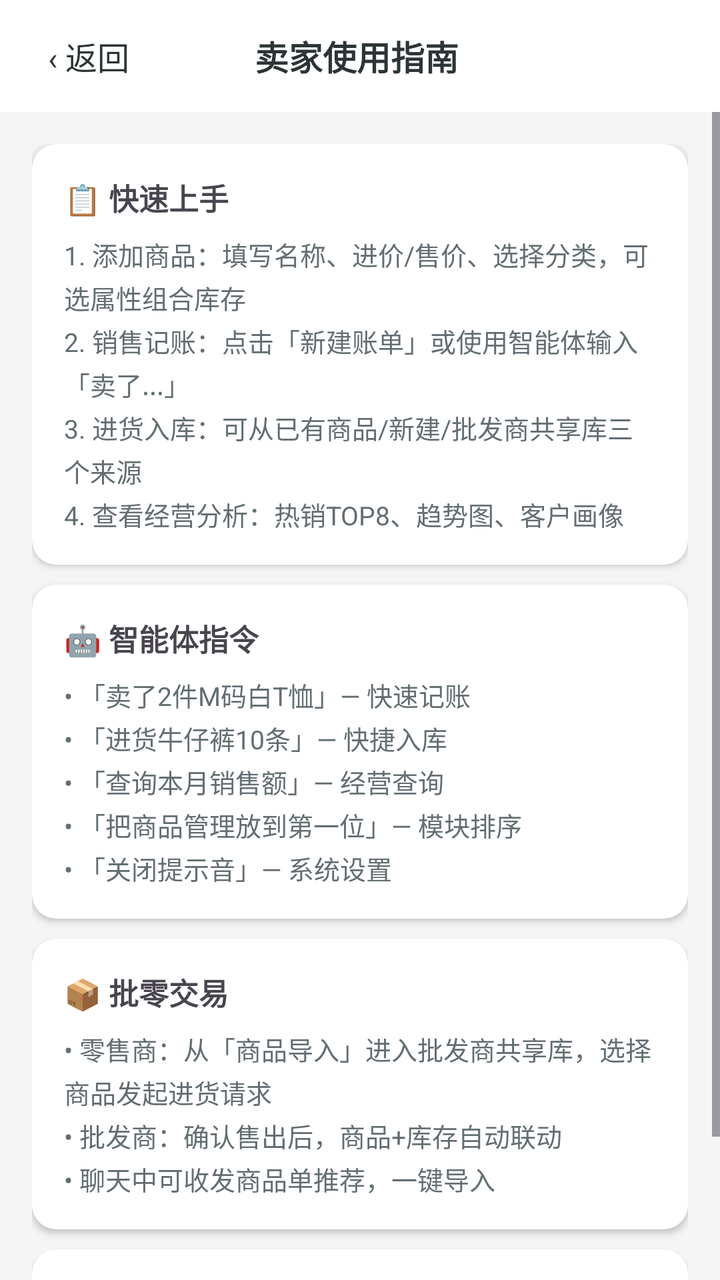
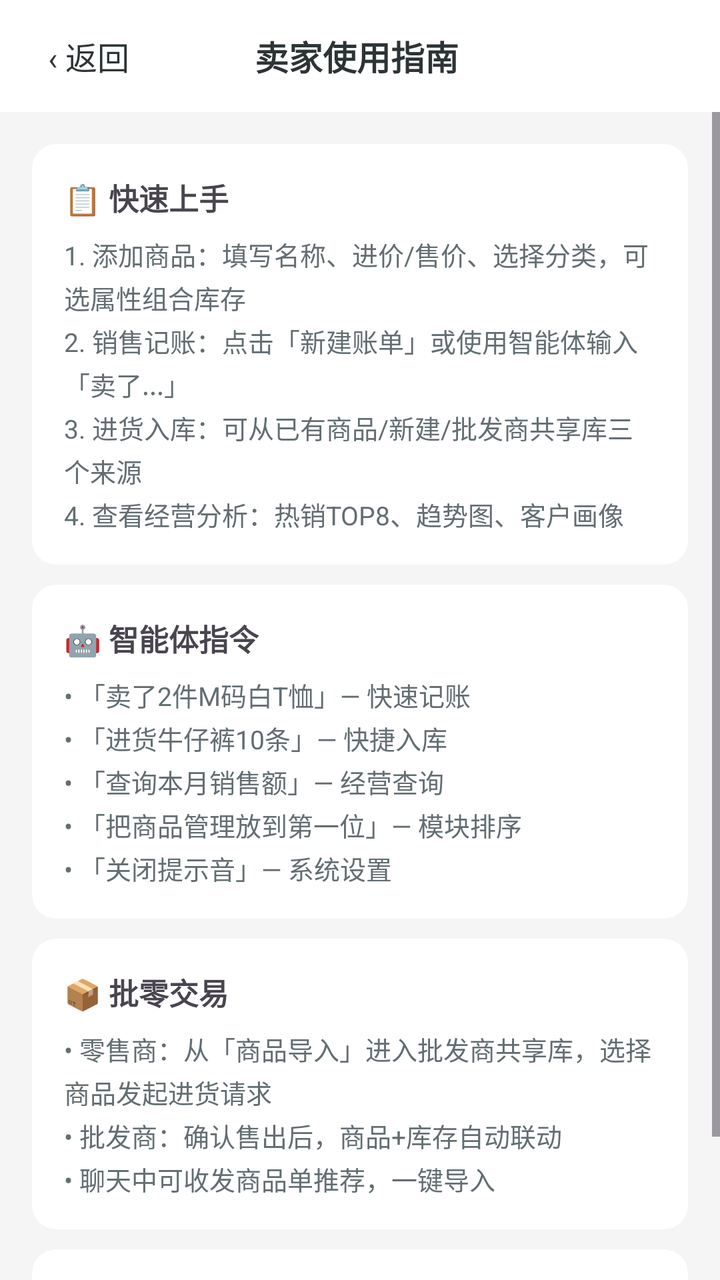

An Android layout rendered at two revisions. The XML below is the earlier revision; the diff shows what the commit changed to produce the second picture.
<!-- AndroidManifest.xml: application theme Theme.ClothingSI -->
<!-- res/layout/activity_seller_guide.xml -->
<?xml version="1.0" encoding="utf-8"?>
<LinearLayout xmlns:android="http://schemas.android.com/apk/res/android"
    xmlns:app="http://schemas.android.com/apk/res-auto"
    android:layout_width="match_parent" android:layout_height="match_parent"
    android:orientation="vertical" android:background="#F5F5F5">

    <LinearLayout android:layout_width="match_parent" android:layout_height="56dp"
        android:background="#FFFFFF" android:orientation="horizontal"
        android:gravity="center_vertical" android:paddingStart="16dp" android:paddingEnd="16dp">
        <TextView android:id="@+id/btn_back" android:layout_width="wrap_content"
            android:layout_height="wrap_content" android:text="‹ 返回"
            android:textSize="16dp" android:textColor="#2D3436" android:padding="8dp" />
        <TextView android:layout_width="0dp" android:layout_height="wrap_content"
            android:layout_weight="1" android:text="卖家使用指南"
            android:textSize="17dp" android:textStyle="bold" android:textColor="#2D3436"
            android:gravity="center" android:layout_marginEnd="60dp" />
    </LinearLayout>

    <ScrollView android:layout_width="match_parent" android:layout_height="match_parent">
        <LinearLayout android:layout_width="match_parent" android:layout_height="wrap_content"
            android:orientation="vertical" android:padding="16dp">

            <androidx.cardview.widget.CardView android:layout_width="match_parent"
                android:layout_height="wrap_content" app:cardCornerRadius="12dp"
                app:cardElevation="2dp" android:layout_marginBottom="10dp">
                <LinearLayout android:layout_width="match_parent" android:layout_height="wrap_content"
                    android:orientation="vertical" android:padding="16dp">
                    <TextView android:layout_width="wrap_content" android:layout_height="wrap_content"
                        android:text="📋 快速上手" android:textSize="15dp" android:textStyle="bold" android:layout_marginBottom="8dp" />
                    <TextView android:layout_width="wrap_content" android:layout_height="wrap_content"
                        android:text="1. 添加商品：填写名称、进价/售价、选择分类，可选属性组合库存\n2. 销售记账：点击「新建账单」或使用智能体输入「卖了...」\n3. 进货入库：可从已有商品/新建/批发商共享库三个来源\n4. 查看经营分析：热销TOP8、趋势图、客户画像" android:textSize="13dp" android:textColor="#636E72" android:lineSpacingExtra="3dp" />
                </LinearLayout>
            </androidx.cardview.widget.CardView>

            <androidx.cardview.widget.CardView android:layout_width="match_parent"
                android:layout_height="wrap_content" app:cardCornerRadius="12dp"
                app:cardElevation="2dp" android:layout_marginBottom="10dp">
                <LinearLayout android:layout_width="match_parent" android:layout_height="wrap_content"
                    android:orientation="vertical" android:padding="16dp">
                    <TextView android:layout_width="wrap_content" android:layout_height="wrap_content"
                        android:text="🤖 智能体指令" android:textSize="15dp" android:textStyle="bold" android:layout_marginBottom="8dp" />
                    <TextView android:layout_width="wrap_content" android:layout_height="wrap_content"
                        android:text="• 「卖了2件M码白T恤」— 快速记账\n• 「进货牛仔裤10条」— 快捷入库\n• 「查询本月销售额」— 经营查询\n• 「把商品管理放到第一位」— 模块排序\n• 「关闭提示音」— 系统设置" android:textSize="13dp" android:textColor="#636E72" android:lineSpacingExtra="3dp" />
                </LinearLayout>
            </androidx.cardview.widget.CardView>

            <androidx.cardview.widget.CardView android:layout_width="match_parent"
                android:layout_height="wrap_content" app:cardCornerRadius="12dp"
                app:cardElevation="2dp" android:layout_marginBottom="10dp">
                <LinearLayout android:layout_width="match_parent" android:layout_height="wrap_content"
                    android:orientation="vertical" android:padding="16dp">
                    <TextView android:layout_width="wrap_content" android:layout_height="wrap_content"
                        android:text="📦 批零交易" android:textSize="15dp" android:textStyle="bold" android:layout_marginBottom="8dp" />
                    <TextView android:layout_width="wrap_content" android:layout_height="wrap_content"
                        android:text="• 零售商：从「商品导入」进入批发商共享库，选择商品发起进货请求\n• 批发商：确认售出后，商品+库存自动联动\n• 聊天中可收发商品单推荐，一键导入" android:textSize="13dp" android:textColor="#636E72" android:lineSpacingExtra="3dp" />
                </LinearLayout>
            </androidx.cardview.widget.CardView>

            <androidx.cardview.widget.CardView android:layout_width="match_parent"
                android:layout_height="wrap_content" app:cardCornerRadius="12dp"
                app:cardElevation="2dp">
                <LinearLayout android:layout_width="match_parent" android:layout_height="wrap_content"
                    android:orientation="vertical" android:padding="16dp">
                    <TextView android:layout_width="wrap_content" android:layout_height="wrap_content"
                        android:text="📞 联系开发者" android:textSize="15dp" android:textStyle="bold" android:layout_marginBottom="8dp" />
                    <TextView android:layout_width="wrap_content" android:layout_height="wrap_content"
                        android:text="邮箱：2330521417@qq.com" android:textSize="13dp" android:textColor="#636E72" />
                </LinearLayout>
            </androidx.cardview.widget.CardView>

        </LinearLayout>
    </ScrollView>
</LinearLayout>
<!-- resources referenced by this layout -->
<resources>
  <style name="Theme.ClothingSI" parent="Theme.Material3.Light.NoActionBar">
          <item name="colorPrimary">@color/primary</item>
          <item name="colorPrimaryDark">@color/primary_dark</item>
          <item name="colorAccent">@color/accent</item>
          <item name="android:statusBarColor">@color/primary_dark</item>
          <item name="android:navigationBarColor">@color/white</item>
      </style>
  <color name="primary">#E85D3A</color>
  <color name="primary_dark">#D35400</color>
  <color name="accent">#F4A460</color>
  <color name="white">#FFFFFF</color>
</resources>

<!-- the commit's change to res/layout/activity_seller_guide.xml (unified diff, before → after) -->
@@ -22,7 +22,7 @@
 
             <androidx.cardview.widget.CardView android:layout_width="match_parent"
                 android:layout_height="wrap_content" app:cardCornerRadius="12dp"
-                app:cardElevation="2dp" android:layout_marginBottom="10dp">
+                app:cardElevation="0dp" android:layout_marginBottom="10dp">
                 <LinearLayout android:layout_width="match_parent" android:layout_height="wrap_content"
                     android:orientation="vertical" android:padding="16dp">
                     <TextView android:layout_width="wrap_content" android:layout_height="wrap_content"
@@ -34,7 +34,7 @@
 
             <androidx.cardview.widget.CardView android:layout_width="match_parent"
                 android:layout_height="wrap_content" app:cardCornerRadius="12dp"
-                app:cardElevation="2dp" android:layout_marginBottom="10dp">
+                app:cardElevation="0dp" android:layout_marginBottom="10dp">
                 <LinearLayout android:layout_width="match_parent" android:layout_height="wrap_content"
                     android:orientation="vertical" android:padding="16dp">
                     <TextView android:layout_width="wrap_content" android:layout_height="wrap_content"
@@ -46,7 +46,7 @@
 
             <androidx.cardview.widget.CardView android:layout_width="match_parent"
                 android:layout_height="wrap_content" app:cardCornerRadius="12dp"
-                app:cardElevation="2dp" android:layout_marginBottom="10dp">
+                app:cardElevation="0dp" android:layout_marginBottom="10dp">
                 <LinearLayout android:layout_width="match_parent" android:layout_height="wrap_content"
                     android:orientation="vertical" android:padding="16dp">
                     <TextView android:layout_width="wrap_content" android:layout_height="wrap_content"
@@ -58,7 +58,7 @@
 
             <androidx.cardview.widget.CardView android:layout_width="match_parent"
                 android:layout_height="wrap_content" app:cardCornerRadius="12dp"
-                app:cardElevation="2dp">
+                app:cardElevation="0dp">
                 <LinearLayout android:layout_width="match_parent" android:layout_height="wrap_content"
                     android:orientation="vertical" android:padding="16dp">
                     <TextView android:layout_width="wrap_content" android:layout_height="wrap_content"
<!-- resource entries referenced after the edit -->
@@ -4,12 +4,20 @@
           <item name="colorPrimary">@color/primary</item>
           <item name="colorPrimaryDark">@color/primary_dark</item>
           <item name="colorAccent">@color/accent</item>
-          <item name="android:statusBarColor">@color/primary_dark</item>
+          <item name="android:statusBarColor">@android:color/transparent</item>
           <item name="android:navigationBarColor">@color/white</item>
+          
+          <item name="android:windowLightStatusBar">true</item>
+          
+          <item name="android:fontFamily">sans-serif</item>
+          <item name="android:textViewStyle">@style/TextView.Base</item>
       </style>
-  <color name="primary">#E85D3A</color>
-  <color name="primary_dark">#D35400</color>
-  <color name="accent">#F4A460</color>
+  <color name="primary">#2E7D32</color>
+  <color name="primary_dark">#1B5E20</color>
+  <color name="accent">#66BB6A</color>
   <color name="white">#FFFFFF</color>
+  <style name="TextView.Base" parent="android:Widget.TextView">
+          <item name="android:fontFamily">sans-serif</item>
+      </style>
 </resources>
 
